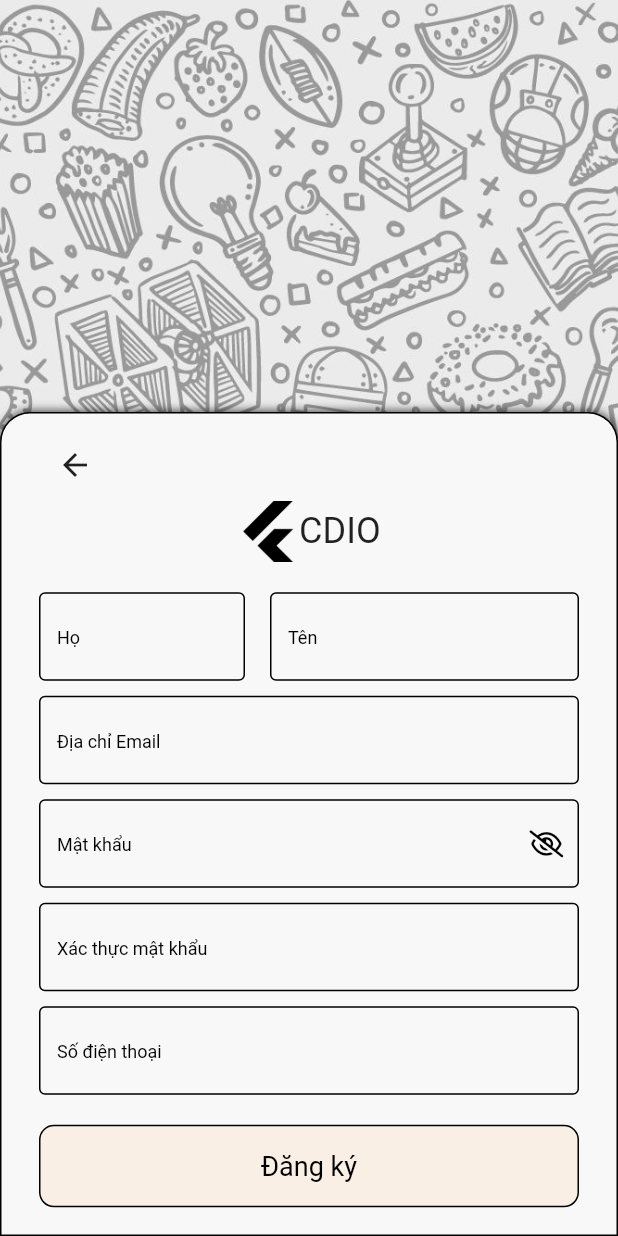
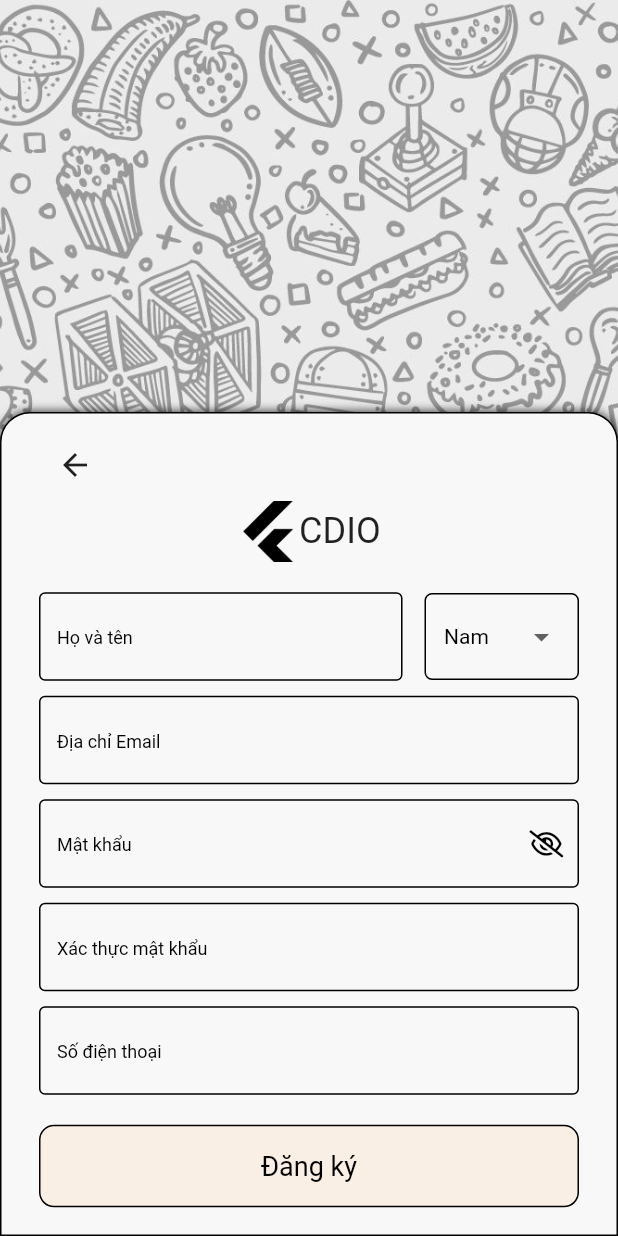
Before and after one commit to DNG-021018/CDIO5, a Flutter app: the SignupScreen screen opened by its route, on a phone screen of 412 x 824 dp. Run offline on Flutter 3.47's test engine with Material 2 defaults, Android fonts, the light colour scheme and no system bars; our stand-ins replace carousel_slider, flutter_svg, font_awesome_flutter, smooth_page_indicator; Roboto replaces fonts that are missing (fonts/Roboto-Bold.ttf, lib/data/fonts/Roboto-Bold.ttf).

Commit message:
sixth commit

```diff
--- a/lib/modules/Authentication/screens/signup_screen.dart
+++ b/lib/modules/Authentication/screens/signup_screen.dart
@@ -12,8 +12,9 @@ class SignupScreen extends StatefulWidget {
 class _SignupScreenState extends State<SignupScreen> {
   late Size mediaSize;
   bool obscureText = true;
-  TextEditingController firstNameController = TextEditingController();
-  TextEditingController lastNameController = TextEditingController();
+  String dropdownValue = 'Nam';
+  List<String> genders = ['Nam', 'Nữ'];
+  TextEditingController fullNameController = TextEditingController();
   TextEditingController emailController = TextEditingController();
   TextEditingController passwordController = TextEditingController();
   TextEditingController passwordConfirmController = TextEditingController();
@@ -85,6 +86,7 @@ class _SignupScreenState extends State<SignupScreen> {
               ),
             ]),
             // Introduction
+            //TODO: Icon app
             Row(
               mainAxisAlignment: MainAxisAlignment.center,
               children: [
@@ -103,13 +105,14 @@ class _SignupScreenState extends State<SignupScreen> {
             ),
             // Input Email address
             const SizedBox(height: 20),
+            // TODO: Họ và tên
             Row(
               mainAxisAlignment: MainAxisAlignment.spaceBetween,
               children: [
                 SizedBox(
-                  width: mediaSize.width / 3,
+                  width: mediaSize.width / 1.7,
                   child: TextField(
-                    controller: lastNameController,
+                    controller: fullNameController,
                     cursorColor: brandColorSecondary,
                     decoration: InputDecoration(
                       focusedBorder: const OutlineInputBorder(
@@ -119,8 +122,9 @@ class _SignupScreenState extends State<SignupScreen> {
                         borderSide: BorderSide(
                             color: isLastNameEmpty ? Colors.red : Colors.black),
                       ),
-                      hintText:
-                          isLastNameEmpty ? "Không được bỏ trống" : "Họ",
+                      hintText: isLastNameEmpty
+                          ? "Không được bỏ trống"
+                          : "Họ và tên",
                       hintStyle: TextStyle(
                         fontSize: 12,
                         color: isLastNameEmpty ? Colors.red : Colors.black,
@@ -131,41 +135,46 @@ class _SignupScreenState extends State<SignupScreen> {
                     ),
                     onChanged: (text) {
                       setState(() {
-                        isLastNameEmpty = lastNameController.text.isEmpty;
+                        isLastNameEmpty = fullNameController.text.isEmpty;
                       });
                     },
                   ),
                 ),
-                const SizedBox(width: 10),
-                SizedBox(
-                  width: mediaSize.width / 2,
-                  child: TextField(
-                    controller: firstNameController,
-                    cursorColor: brandColorSecondary,
-                    decoration: InputDecoration(
-                      focusedBorder: const OutlineInputBorder(
-                        borderSide: BorderSide(color: Colors.black),
+                // TODO: Giới tính
+                Container(
+                  width: mediaSize.width / 4,
+                  decoration: BoxDecoration(
+                    borderRadius: const BorderRadius.all(
+                      Radius.circular(5),
+                    ),
+                    border: Border.all(width: 1),
+                  ),
+                  child: Padding(
+                    padding: const EdgeInsets.all(4),
+                    child: DropdownButton<String>(
+                      padding: const EdgeInsets.symmetric(horizontal: 8),
+                      value: dropdownValue,
+                      underline: const DecoratedBox(
+                        decoration: BoxDecoration(color: Colors.transparent),
                       ),
-                      enabledBorder: OutlineInputBorder(
-                        borderSide: BorderSide(
-                            color:
-                                isFirstNameEmpty ? Colors.red : Colors.black),
+                      isExpanded: true,
+                      icon: const Icon(Icons.arrow_drop_down),
+                      iconSize: 24,
+                      style: const TextStyle(
+                        color: Colors.black,
                       ),
-                      hintText:
-                          isFirstNameEmpty ? "Không được bỏ trống" : "Tên",
-                      hintStyle: TextStyle(
-                        fontSize: 12,
-                        color: isFirstNameEmpty ? Colors.red : Colors.black,
-                      ),
-                      border: OutlineInputBorder(
-                        borderRadius: BorderRadius.circular(8),
-                      ),
+                      onChanged: (newValue) {
+                        setState(() {
+                          dropdownValue = newValue.toString();
+                        });
+                      },
+                      items: genders.map((String value) {
+                        return DropdownMenuItem<String>(
+                          value: value,
+                          child: Text(value),
+                        );
+                      }).toList(),
                     ),
-                    onChanged: (text) {
-                      setState(() {
-                        isFirstNameEmpty = firstNameController.text.isEmpty;
-                      });
-                    },
                   ),
                 ),
               ],
@@ -173,6 +182,7 @@ class _SignupScreenState extends State<SignupScreen> {
             const SizedBox(
               height: 10,
             ),
+            // TODO: địa chỉ email
             TextField(
               controller: emailController,
               cursorColor: brandColorSecondary,
@@ -201,7 +211,7 @@ class _SignupScreenState extends State<SignupScreen> {
               },
             ),
             const SizedBox(height: 10),
-            // Input Password
+            // TODO: Input Password
             TextField(
               controller: passwordController,
               cursorColor: brandColorSecondary,
@@ -245,6 +255,8 @@ class _SignupScreenState extends State<SignupScreen> {
             const SizedBox(
               height: 10,
             ),
+            // TODO: Confirm Password
+
             TextField(
               controller: passwordConfirmController,
               cursorColor: brandColorSecondary,
@@ -280,6 +292,7 @@ class _SignupScreenState extends State<SignupScreen> {
             const SizedBox(
               height: 10,
             ),
+            // TODO: Input Phonenumber
             TextField(
               controller: phoneNumberController,
               cursorColor: brandColorSecondary,
@@ -309,6 +322,7 @@ class _SignupScreenState extends State<SignupScreen> {
               },
             ),
             const SizedBox(height: 20),
+            // TODO: BTN_Signup
             GestureDetector(
               onTap: () {
                 _checkFormValidationIsEmpty();
@@ -344,13 +358,12 @@ class _SignupScreenState extends State<SignupScreen> {
   }
 
   void _checkFormValidationIsEmpty() {
-    if (lastNameController.text.isEmpty ||
-        firstNameController.text.isEmpty ||
+    if (fullNameController.text.isEmpty ||
         emailController.text.isEmpty ||
         passwordController.text.isEmpty ||
         passwordConfirmController.text.isEmpty ||
         phoneNumberController.text.isEmpty) {
-      // Hiển thị hộp thoại thông báo lỗi
+      // TODO: Hiển thị hộp thoại thông báo lỗi
       showDialog(
         context: context,
         builder: (context) {
@@ -372,7 +385,7 @@ class _SignupScreenState extends State<SignupScreen> {
         },
       );
     } else {
-      // Hiển thị hộp thoại thông báo đăng ký thành công
+      // TODO: Hiển thị hộp thoại thông báo đăng ký thành công
       showDialog(
         context: context,
         builder: (context) {
--- a/lib/modules/home/screens/detail_product.dart
+++ b/lib/modules/home/screens/detail_product.dart
@@ -56,6 +56,7 @@ class _ProductDetailPageState extends State<ProductDetailPage> {
                 }).toList(),
               ),
             ),
+
             const SizedBox(height: 25.0),
             // TODO: Size giày
             Container(
--- a/pubspec.yaml
+++ b/pubspec.yaml
@@ -39,6 +39,7 @@ dependencies:
   smooth_page_indicator: ^1.1.0
   flutter_svg: ^2.0.7
   carousel_slider: ^4.2.1
+  http: ^1.1.0
 
 dev_dependencies:
   flutter_test:
```
Also changed, not shown: lib/modules/Notifications/screens/notification_page.dart (+38 -2 lines), pubspec.lock.
